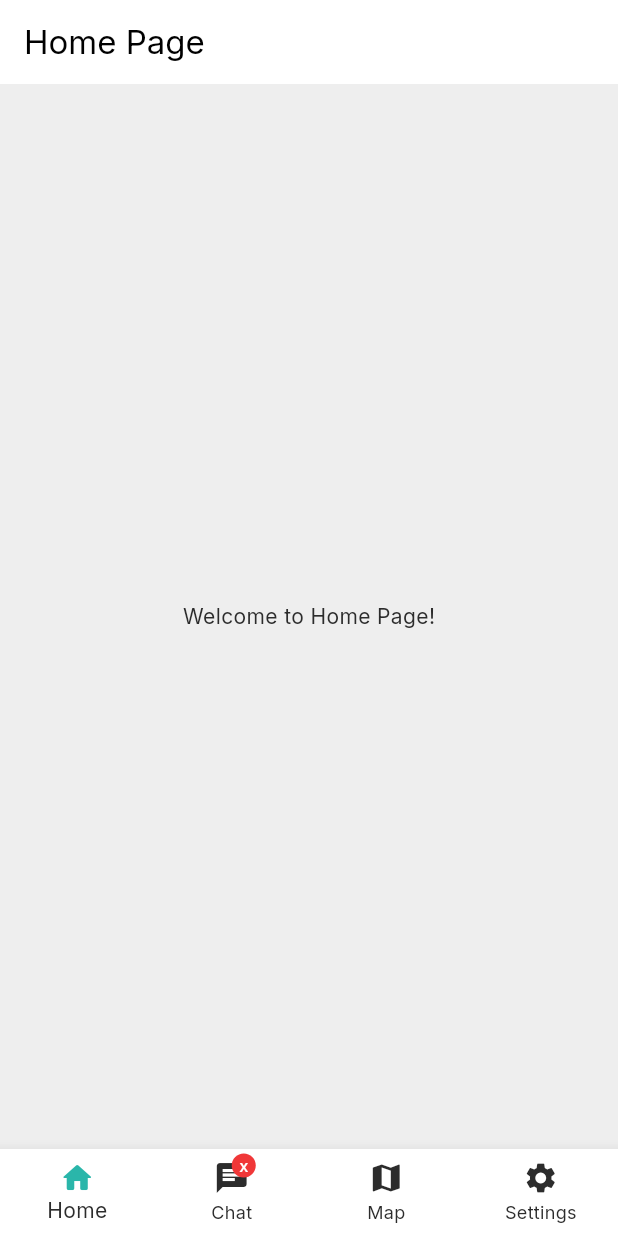
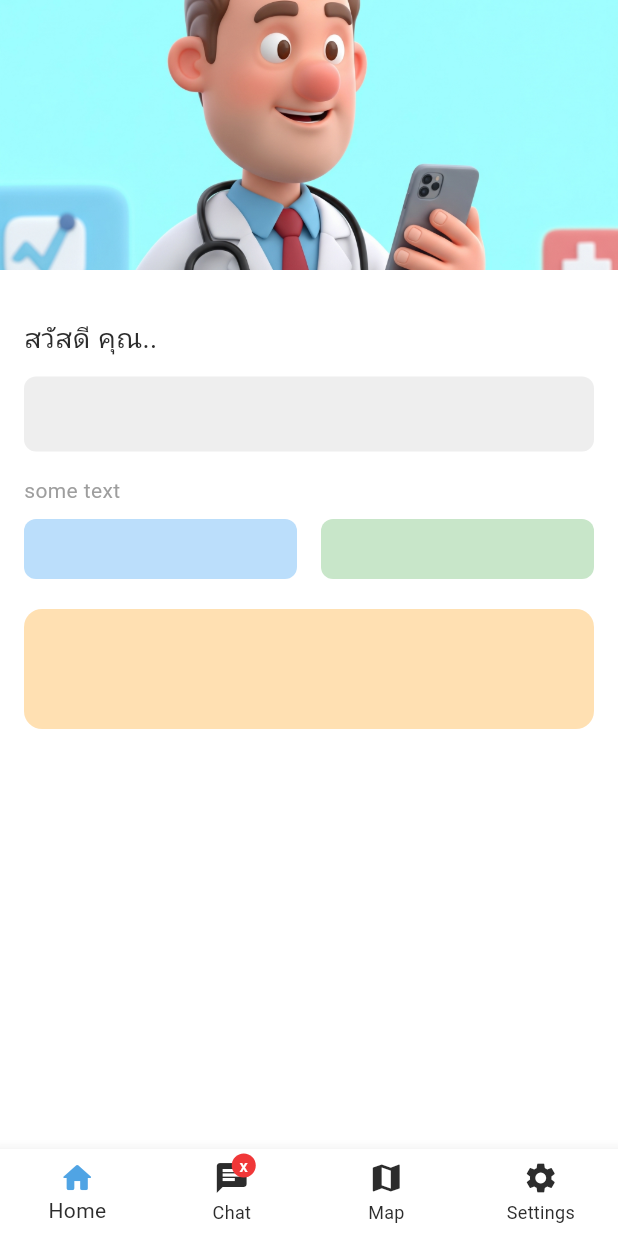
Before and after one commit to kittipongrks/Graduate_Project, a Flutter app: the screen it shows once a user with an empty profile is signed in, on a phone screen of 412 x 824 dp. Run offline on Flutter 3.47's test engine with Material 3 defaults, Android fonts, the phone set to English and light mode, and no system bars; our stand-ins replace cloud_firestore, firebase_auth, firebase_core, flutter_dotenv, google_fonts; accounts and stored records are empty; network calls fail.

Commit message:
add home page , change font , change ui

```diff
--- a/lib/pages/home_page.dart
+++ b/lib/pages/home_page.dart
@@ -11,13 +11,99 @@ class _MyHomePageState extends State<MyHomePage> {
   @override
   Widget build(BuildContext context) {
     return Scaffold(
-      appBar: AppBar(
-        title: Text("Home Page"),
+      backgroundColor: Theme.of(context).bottomNavigationBarTheme.backgroundColor,
+      body: Column(
+        children: [
+          // 🔴 ภาพด้านบนสุด (กรอบแดงในภาพ)
+          Container(
+            height: 180,
+            width: double.infinity,
+            decoration: BoxDecoration(
+              image: DecorationImage(
+                image: AssetImage('assets/images/header_home_page.png'),
+                fit: BoxFit.cover,
+              ),
+            ),
+          ),
 
+          // 🔻 ส่วนเนื้อหาข้างล่าง
+          Expanded(
+            child: Padding(
+              padding: const EdgeInsets.all(16.0),
+              child: Column(
+                crossAxisAlignment: CrossAxisAlignment.start,
+                children: [
+                  const SizedBox(height: 16),
+
+                  // แถว: รูปโปรไฟล์เล็ก + สวัสดี คุณ...
+                  Row(
+                    children: [
+                      const Text(
+                        'สวัสดี คุณ..',
+                        style: TextStyle(fontSize: 18),
+                      ),
+                    ],
+                  ),
+                  const SizedBox(height: 12),
+
+                  // กล่อง TextField หรือ Input
+                  Container(
+                    height: 50,
+                    decoration: BoxDecoration(
+                      color: Colors.grey[200],
+                      borderRadius: BorderRadius.circular(8),
+                    ),
+                  ),
+                  const SizedBox(height: 16),
+
+                  const Text(
+                    'some text',
+                    style: TextStyle(fontSize: 14, color: Colors.grey),
+                  ),
+                  const SizedBox(height: 8),
+
+                  // ปุ่ม 2 อันในแนวนอน
+                  Row(
+                    children: [
+                      Expanded(
+                        child: Container(
+                          height: 40,
+                          margin: const EdgeInsets.only(right: 8),
+                          decoration: BoxDecoration(
+                            color: Colors.blue[100],
+                            borderRadius: BorderRadius.circular(8),
+                          ),
+                        ),
+                      ),
+                      Expanded(
+                        child: Container(
+                          height: 40,
+                          margin: const EdgeInsets.only(left: 8),
+                          decoration: BoxDecoration(
+                            color: Colors.green[100],
+                            borderRadius: BorderRadius.circular(8),
+                          ),
+                        ),
+                      ),
+                    ],
+                  ),
+                  const SizedBox(height: 20),
+
+                  // กล่องใหญ่ด้านล่าง
+                  Container(
+                    height: 80,
+                    width: double.infinity,
+                    decoration: BoxDecoration(
+                      color: Colors.orange[100],
+                      borderRadius: BorderRadius.circular(12),
+                    ),
+                  ),
+                ],
+              ),
+            ),
+          ),
+        ],
       ),
-      body: Center(
-        child: Text("Welcome to Home Page!"),
-        ),
     );
   }
 }
--- a/lib/theme/constant.dart
+++ b/lib/theme/constant.dart
@@ -1,6 +1,7 @@
 import 'package:flutter/material.dart';
 // light theme0xFF00BFAE
-const kPrimaryColor = Color(0xFF2AB6AA);
+const kPrimaryColor = Color.fromARGB(255, 80, 164, 228);
+const kSecondaryColor = Color.fromARGB(255, 36, 119, 171);
 
 const kSecondaryColorLightTheme = Color(0xFFD6CCC2);
 const kSecondaryColorDarkTheme = Color(0xFF4A4A4A);
@@ -14,6 +15,8 @@ const kContentColorDarkTheme = Color(0xFFF0F0F0);
 const kWarninngColor = Color(0xFFF3BB1C);
 const kErrorColor = Color(0xFFF03738);
 
+const textLigthTheme = Color.fromARGB(255, 0, 0, 0);
+const textDarkTheme = Color.from(alpha: 1, red: 1, green: 1, blue: 1);
 
 
 const kDefaultPadding = 20.0;
--- a/lib/theme/theme.dart
+++ b/lib/theme/theme.dart
@@ -10,10 +10,9 @@ ThemeData lightThemeData(BuildContext context) {
   return ThemeData.light().copyWith(
     primaryColor: kPrimaryColor,
     scaffoldBackgroundColor: Colors.grey.shade200,
-
     appBarTheme: appBarTheme,
     iconTheme: const IconThemeData(color: kContentColorLightTheme),
-    textTheme: GoogleFonts.interTextTheme(Theme.of(context).textTheme)
+    textTheme: GoogleFonts.notoSansThaiTextTheme(Theme.of(context).textTheme)
         .apply(bodyColor: kContentColorLightTheme),
 
     colorScheme: const ColorScheme.light(
@@ -40,7 +39,7 @@ ThemeData darkThemeData(BuildContext context) {
 
     appBarTheme: appBarTheme.copyWith(backgroundColor: kContentColorLightTheme),
     iconTheme: const IconThemeData(color: kContentColorDarkTheme),
-    textTheme: GoogleFonts.interTextTheme(Theme.of(context).textTheme)
+    textTheme: GoogleFonts.notoSansThaiTextTheme(Theme.of(context).textTheme)
         .apply(bodyColor: kContentColorDarkTheme),
 
     colorScheme: const ColorScheme.dark().copyWith(
--- a/pubspec.yaml
+++ b/pubspec.yaml
@@ -87,6 +87,7 @@ flutter:
 
   # To add assets to your application, add an assets section, like this:
   assets:
+  - assets/images/header_home_page.png
   - .env
   #   - images/a_dot_burr.jpeg
   #   - images/a_dot_ham.jpeg
```
Also changed, not shown: lib/controller/gemini_generate.dart (+12 -1 lines), lib/pages/chat_page.dart (+28 -10 lines), assets/images/header_home_page.png (added), lib/controller/infermedica.dart (added).
